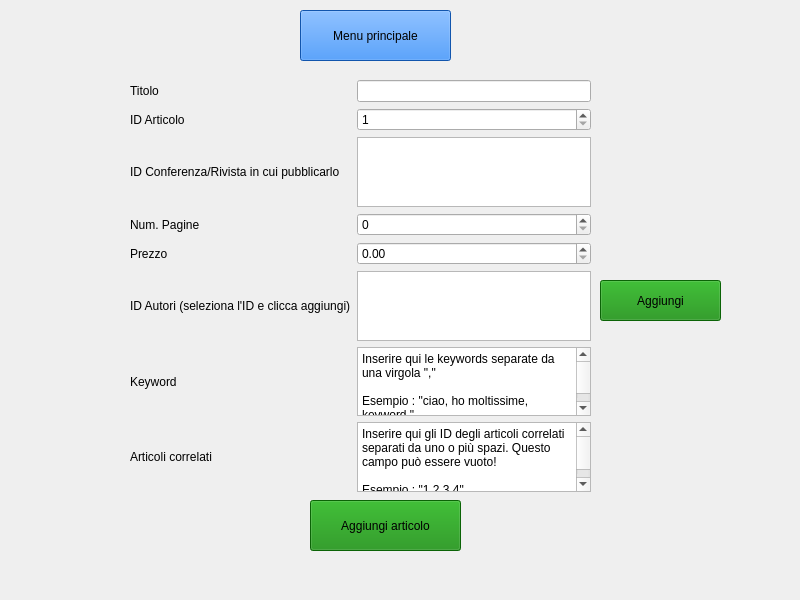
Qt form mainwindow.ui (FranckRedery/PROGETTO_PO) before a commit.
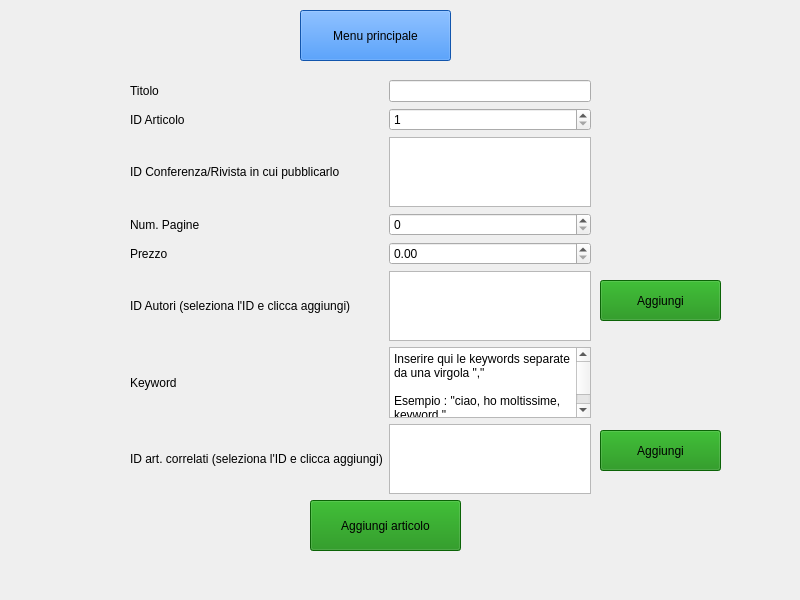
The same form after that commit. The open tabs and pages were chosen to show the change.

What changed in the file:
```diff
--- a/mainwindow.ui
+++ b/mainwindow.ui
@@ -650,7 +650,7 @@
         <x>130</x>
         <y>80</y>
         <width>461</width>
-        <height>412</height>
+        <height>414</height>
        </rect>
       </property>
       <layout class="QGridLayout" name="gridLayout_7">
@@ -676,7 +676,7 @@
        <item row="8" column="0">
         <widget class="QLabel" name="label_8">
          <property name="text">
-          <string>Articoli correlati</string>
+          <string>ID art. correlati (seleziona l'ID e clicca aggiungi)</string>
          </property>
         </widget>
        </item>
@@ -728,15 +728,6 @@
        <item row="0" column="1">
         <widget class="QLineEdit" name="titolo_articolo_linedit"/>
        </item>
-       <item row="8" column="1">
-        <widget class="QPlainTextEdit" name="plaintext_articoli_correlati_di_articolo">
-         <property name="plainText">
-          <string>Inserire qui gli ID degli articoli correlati separati da uno o più spazi. Questo campo può essere vuoto!
-
-Esempio : &quot;1 2 3 4&quot;</string>
-         </property>
-        </widget>
-       </item>
        <item row="4" column="0">
         <widget class="QLabel" name="label_4">
          <property name="text">
@@ -761,6 +752,9 @@
          </property>
         </widget>
        </item>
+       <item row="8" column="1">
+        <widget class="QListWidget" name="articoli_lista_correlati"/>
+       </item>
       </layout>
      </widget>
      <widget class="QPushButton" name="articolo_add_autore">
@@ -779,6 +773,22 @@
        <string>Aggiungi</string>
       </property>
      </widget>
+     <widget class="QPushButton" name="articoli_aggiungi_correlato">
+      <property name="geometry">
+       <rect>
+        <x>600</x>
+        <y>430</y>
+        <width>121</width>
+        <height>41</height>
+       </rect>
+      </property>
+      <property name="styleSheet">
+       <string notr="true">background-color: rgb(15,138,8); </string>
+      </property>
+      <property name="text">
+       <string>Aggiungi</string>
+      </property>
+     </widget>
     </widget>
     <widget class="QWidget" name="PAG_SEZIONE_B">
      <widget class="QPushButton" name="sezioneB_to_menu">
```
